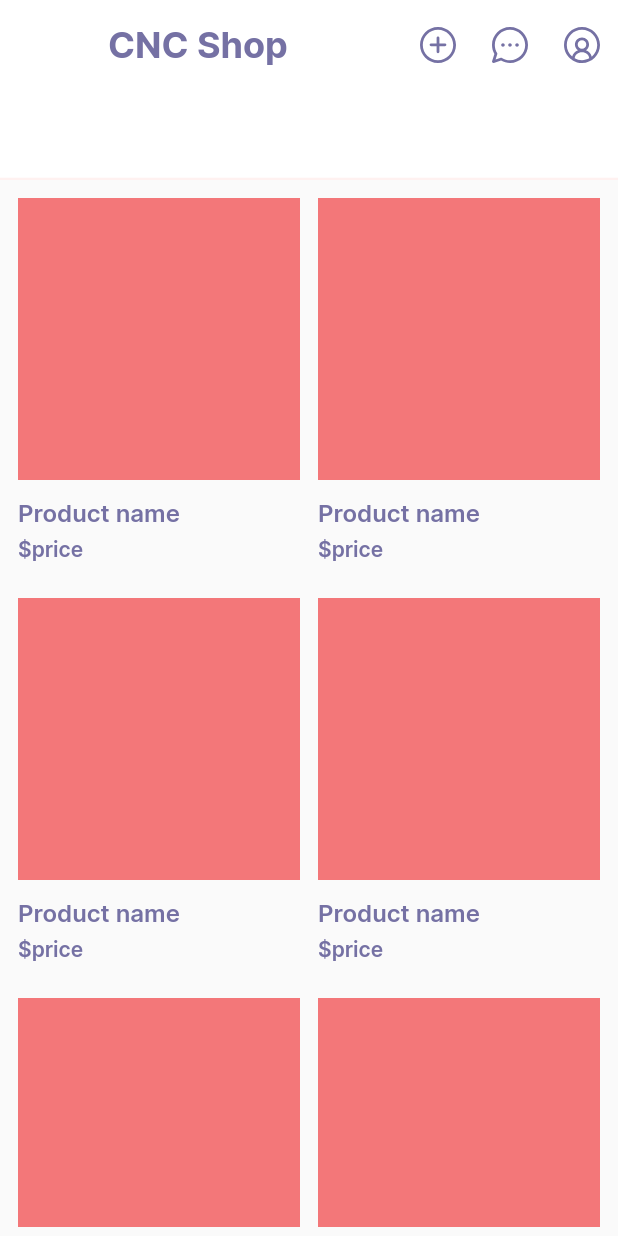
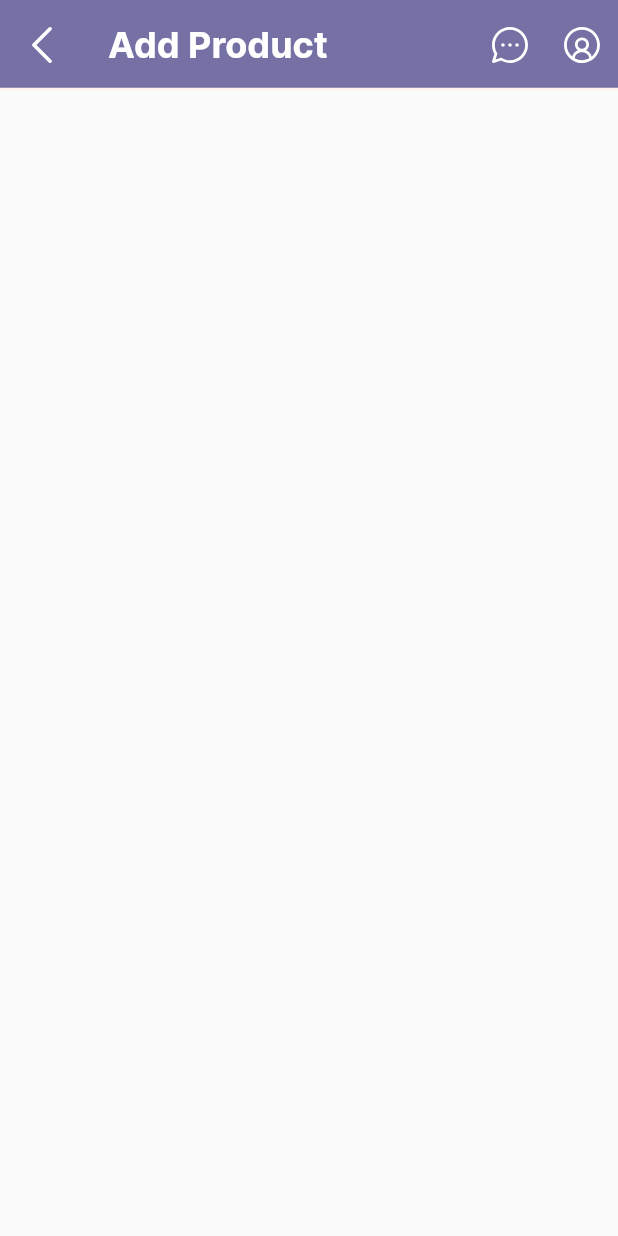
Before and after one commit to chxmpxx/cnc_shop, a Flutter app: the HomeScreen screen opened by its route, after a tap on an icon or button, on a phone screen of 412 x 824 dp. Run offline on Flutter 3.47's test engine with Material 2 defaults, Android fonts, the phone set to English and light mode, and no system bars; our stand-ins replace flutter_svg.

Commit message:
add AppBar in add_product_screen

```diff
--- a/lib/route.dart
+++ b/lib/route.dart
@@ -1,6 +1,8 @@
+import 'package:cnc_shop/screens/add_product_screen.dart';
 import 'package:cnc_shop/screens/home_screen.dart';
 import 'package:flutter/material.dart';
 
 final Map<String, WidgetBuilder> routes = <String, WidgetBuilder> {
-  "/home": (BuildContext context) => HomeScreen()
+  "/home": (BuildContext context) => HomeScreen(),
+  "/add-product": (BuildContext context) => AddProductScreen(),
 };
--- /dev/null
+++ b/lib/screens/add_product_screen.dart
@@ -0,0 +1,50 @@
+import 'package:cnc_shop/themes/color.dart';
+import 'package:flutter/material.dart';
+import 'package:flutter_svg/flutter_svg.dart';
+
+class AddProductScreen extends StatefulWidget {
+  AddProductScreen({Key? key}) : super(key: key);
+
+  @override
+  State<AddProductScreen> createState() => _AddProductScreenState();
+}
+
+class _AddProductScreenState extends State<AddProductScreen> {
+  @override
+  Widget build(BuildContext context) {
+    return Scaffold(
+      appBar: AppBar(
+        leading: IconButton(
+          icon: SvgPicture.asset('assets/icons/back.svg', color: kColorsWhite,),
+          onPressed: (){
+            Navigator.pop(context);
+          },
+        ),
+        backgroundColor: kColorsPurple,
+        title: Text('Add Product', style: Theme.of(context).textTheme.headline3,),
+        // สร้างเส้นคั่นระหว่าง appbar กับ body
+        shape: Border(
+          bottom: BorderSide(color: kColorsCream, width: 1.5)
+        ),
+
+        // ระดับของเงา
+        elevation: 0,
+
+        // ความสูงของ appbar ด้านบน
+        toolbarHeight: 60,
+
+        // สร้างปุ่มด้านขวา
+        actions: [
+          IconButton(
+            onPressed: (){},
+            icon: SvgPicture.asset('assets/icons/msg.svg', color: kColorsWhite,)
+          ),
+          IconButton(
+            onPressed: (){},
+            icon: SvgPicture.asset('assets/icons/me.svg', color: kColorsWhite,)
+          ),
+        ],
+      ),
+    );
+  }
+}
--- a/lib/screens/home_screen.dart
+++ b/lib/screens/home_screen.dart
@@ -37,7 +37,10 @@ class _HomeScreenState extends State<HomeScreen> {
         // สร้างปุ่มด้านขวา
         actions: [
           IconButton(
-            onPressed: (){},
+            onPressed: (){
+              Navigator.pushNamed(context, '/add-product');
+            },
+            // icon: Icon(Icons.add, color: Colors.black,),
             icon: SvgPicture.asset('assets/icons/add.svg')
           ),
           IconButton(
```
